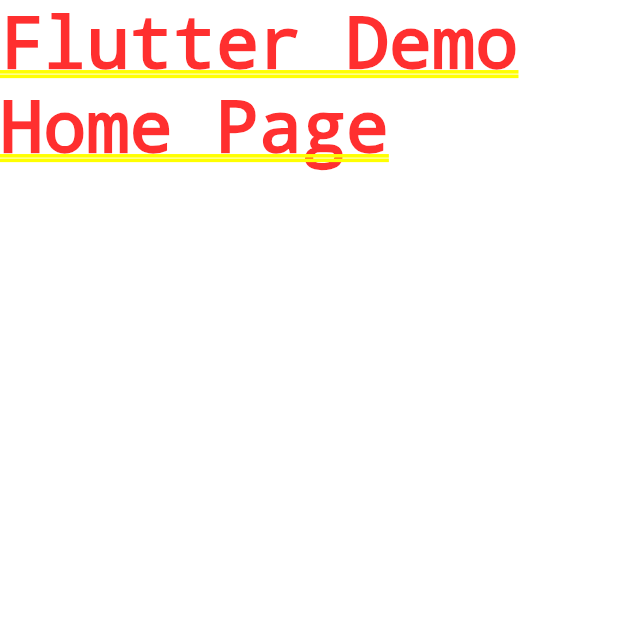
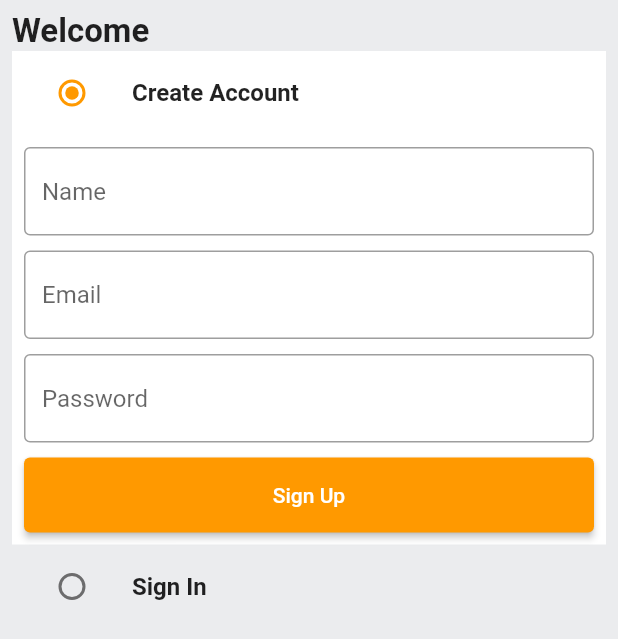
Before and after one commit to mkaric2003/Amazon_clone, a Flutter app: the screen it shows after launch, on a phone screen of 412 x 824 dp. Shown: the top 639 px of the screen. Run offline on Flutter 3.47's test engine with Material 2 defaults, Android fonts, the phone set to English and light mode, and no system bars.

Commit message:
Auth Screen  UI

```diff
--- /dev/null
+++ b/lib/common/widgets/custom_textfield.dart
@@ -0,0 +1,32 @@
+// ignore_for_file: prefer_const_constructors
+
+import 'package:flutter/material.dart';
+
+class CustomTextField extends StatelessWidget {
+  final TextEditingController controller;
+  final String hintText;
+  const CustomTextField({
+    Key? key,
+    required this.controller,
+    required this.hintText,
+  }) : super(key: key);
+
+  @override
+  Widget build(BuildContext context) {
+    return TextFormField(
+      controller: controller,
+      decoration: InputDecoration(
+        hintText: hintText,
+        border: const OutlineInputBorder(
+          borderSide: BorderSide(color: Colors.black38),
+        ),
+        enabledBorder: const OutlineInputBorder(
+          borderSide: BorderSide(
+            color: Colors.black38,
+          ),
+        ),
+      ),
+      validator: (val) {},
+    );
+  }
+}
--- /dev/null
+++ b/lib/common/widgets/custome_button.dart
@@ -0,0 +1,21 @@
+import 'package:flutter/material.dart';
+
+class CustomeButton extends StatelessWidget {
+  final String text;
+  final VoidCallback onTap;
+  const CustomeButton({
+    Key? key,
+    required this.text,
+    required this.onTap,
+  }) : super(key: key);
+
+  @override
+  Widget build(BuildContext context) {
+    return ElevatedButton(
+      child: Text(text),
+      onPressed: onTap,
+      style: ElevatedButton.styleFrom(
+          minimumSize: const Size(double.infinity, 50)),
+    );
+  }
+}
--- /dev/null
+++ b/lib/constants/global_variables.dart
@@ -0,0 +1,20 @@
+// ignore_for_file: unnecessary_import
+
+import 'package:flutter/cupertino.dart';
+import 'package:flutter/material.dart';
+
+class GlobalVariables {
+  static const appBarGradient = LinearGradient(
+    colors: [
+      Color.fromARGB(255, 29, 201, 192),
+      Color.fromARGB(255, 125, 221, 216),
+    ],
+    stops: [0.5, 1.0],
+  );
+
+  static const secondaryColor = Color.fromRGBO(255, 153, 0, 1);
+  static const backgroundColor = Colors.white;
+  static const Color greyBackgroundCOlor = Color(0xffebecee);
+  static var selectedNavBarColor = Colors.cyan[800]!;
+  static const unselectedNavBarColor = Colors.black87;
+}
--- /dev/null
+++ b/lib/features/auth/screens/auth_screen.dart
@@ -0,0 +1,169 @@
+// ignore_for_file: prefer_const_constructors, prefer_const_literals_to_create_immutables, unused_field
+
+import 'package:amazon_clone/common/widgets/custom_textfield.dart';
+import 'package:amazon_clone/common/widgets/custome_button.dart';
+import 'package:amazon_clone/constants/global_variables.dart';
+import 'package:flutter/material.dart';
+
+enum Auth {
+  signin,
+  signup,
+}
+
+class AuthScreen extends StatefulWidget {
+  static const routeName = '/auth-screen';
+  const AuthScreen({Key? key}) : super(key: key);
+
+  @override
+  State<AuthScreen> createState() => _AuthScreenState();
+}
+
+class _AuthScreenState extends State<AuthScreen> {
+  Auth _auth = Auth.signup;
+  final _signUpFormKey = GlobalKey<FormState>();
+  final _signInFormKey = GlobalKey<FormState>();
+  final TextEditingController _emailController = TextEditingController();
+  final TextEditingController _passwordController = TextEditingController();
+  final TextEditingController _nameController = TextEditingController();
+
+  @override
+  void dispose() {
+    super.dispose();
+    _emailController.dispose();
+    _passwordController.dispose();
+    _nameController.dispose();
+  }
+
+  @override
+  Widget build(BuildContext context) {
+    return Scaffold(
+      backgroundColor: GlobalVariables.greyBackgroundCOlor,
+      body: SafeArea(
+        child: Padding(
+          padding: const EdgeInsets.all(8.0),
+          child: Column(
+            crossAxisAlignment: CrossAxisAlignment.start,
+            children: <Widget>[
+              const Text(
+                'Welcome',
+                style: TextStyle(
+                  fontSize: 22,
+                  fontWeight: FontWeight.w700,
+                ),
+              ),
+              ListTile(
+                tileColor: _auth == Auth.signup
+                    ? GlobalVariables.backgroundColor
+                    : GlobalVariables.greyBackgroundCOlor,
+                title: Text(
+                  'Create Account',
+                  style: TextStyle(
+                    fontWeight: FontWeight.bold,
+                  ),
+                ),
+                leading: Radio(
+                  activeColor: GlobalVariables.secondaryColor,
+                  value: Auth.signup,
+                  groupValue: _auth,
+                  onChanged: (Auth? val) {
+                    setState(() {
+                      _auth = val!;
+                    });
+                  },
+                ),
+              ),
+              if (_auth == Auth.signup)
+                Container(
+                  padding: const EdgeInsets.all(8),
+                  color: GlobalVariables.backgroundColor,
+                  child: Form(
+                    key: _signUpFormKey,
+                    child: Column(
+                      children: <Widget>[
+                        CustomTextField(
+                          controller: _nameController,
+                          hintText: 'Name',
+                        ),
+                        const SizedBox(
+                          height: 10,
+                        ),
+                        CustomTextField(
+                          controller: _emailController,
+                          hintText: 'Email',
+                        ),
+                        const SizedBox(
+                          height: 10,
+                        ),
+                        CustomTextField(
+                          controller: _passwordController,
+                          hintText: 'Password',
+                        ),
+                        const SizedBox(
+                          height: 10,
+                        ),
+                        CustomeButton(
+                          text: 'Sign Up',
+                          onTap: () {},
+                        ),
+                      ],
+                    ),
+                  ),
+                ),
+              ListTile(
+                tileColor: _auth == Auth.signin
+                    ? GlobalVariables.backgroundColor
+                    : GlobalVariables.greyBackgroundCOlor,
+                title: Text(
+                  'Sign In',
+                  style: TextStyle(
+                    fontWeight: FontWeight.bold,
+                  ),
+                ),
+                leading: Radio(
+                  activeColor: GlobalVariables.secondaryColor,
+                  value: Auth.signin,
+                  groupValue: _auth,
+                  onChanged: (Auth? val) {
+                    setState(() {
+                      _auth = val!;
+                    });
+                  },
+                ),
+              ),
+              if (_auth == Auth.signin)
+                Container(
+                  padding: const EdgeInsets.all(8),
+                  color: GlobalVariables.backgroundColor,
+                  child: Form(
+                    key: _signUpFormKey,
+                    child: Column(
+                      children: <Widget>[
+                        CustomTextField(
+                          controller: _emailController,
+                          hintText: 'Email',
+                        ),
+                        const SizedBox(
+                          height: 10,
+                        ),
+                        CustomTextField(
+                          controller: _passwordController,
+                          hintText: 'Password',
+                        ),
+                        const SizedBox(
+                          height: 10,
+                        ),
+                        CustomeButton(
+                          text: 'Sign In',
+                          onTap: () {},
+                        ),
+                      ],
+                    ),
+                  ),
+                ),
+            ],
+          ),
+        ),
+      ),
+    );
+  }
+}
--- a/lib/main.dart
+++ b/lib/main.dart
@@ -1,3 +1,8 @@
+// ignore_for_file: prefer_const_literals_to_create_immutables
+
+import 'package:amazon_clone/constants/global_variables.dart';
+import 'package:amazon_clone/features/auth/screens/auth_screen.dart';
+import 'package:amazon_clone/router.dart';
 import 'package:flutter/material.dart';
 
 void main() {
@@ -12,9 +17,19 @@ class MyApp extends StatelessWidget {
     return MaterialApp(
       title: 'Amazon Clone',
       theme: ThemeData(
-        primarySwatch: Colors.blue,
+        scaffoldBackgroundColor: GlobalVariables.backgroundColor,
+        colorScheme: const ColorScheme.light(
+          primary: GlobalVariables.secondaryColor,
+        ),
+        appBarTheme: const AppBarTheme(
+          elevation: 0,
+          iconTheme: IconThemeData(
+            color: Colors.black,
+          ),
+        ),
       ),
-      home: Text('Flutter Demo Home Page'),
+      home: const AuthScreen(),
+      onGenerateRoute: (settings) => generateRoute(settings),
     );
   }
 }
--- /dev/null
+++ b/lib/router.dart
@@ -0,0 +1,22 @@
+// ignore_for_file: unnecessary_import
+
+import 'package:amazon_clone/features/auth/screens/auth_screen.dart';
+import 'package:flutter/cupertino.dart';
+import 'package:flutter/material.dart';
+
+Route<dynamic> generateRoute(RouteSettings routeSettings) {
+  switch (routeSettings.name) {
+    case AuthScreen.routeName:
+      return MaterialPageRoute(
+        builder: (_) => const AuthScreen(),
+      );
+    default:
+      return MaterialPageRoute(
+        builder: (_) => const Scaffold(
+          body: Center(
+            child: Text('Screen does not exist'),
+          ),
+        ),
+      );
+  }
+}
```
